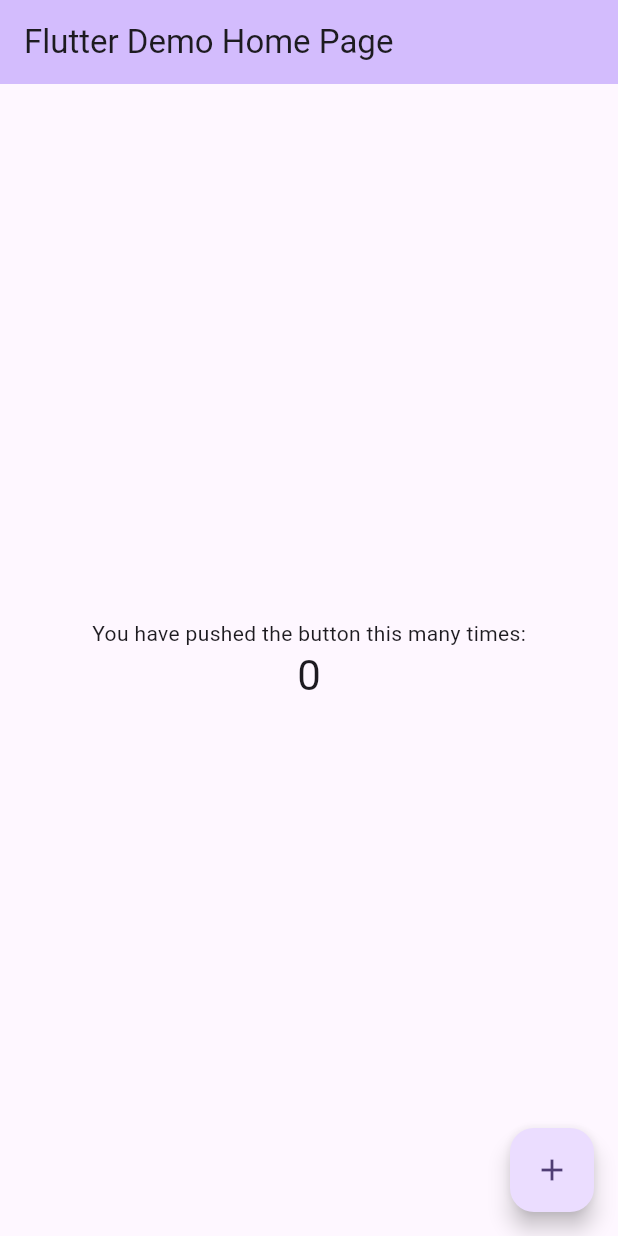
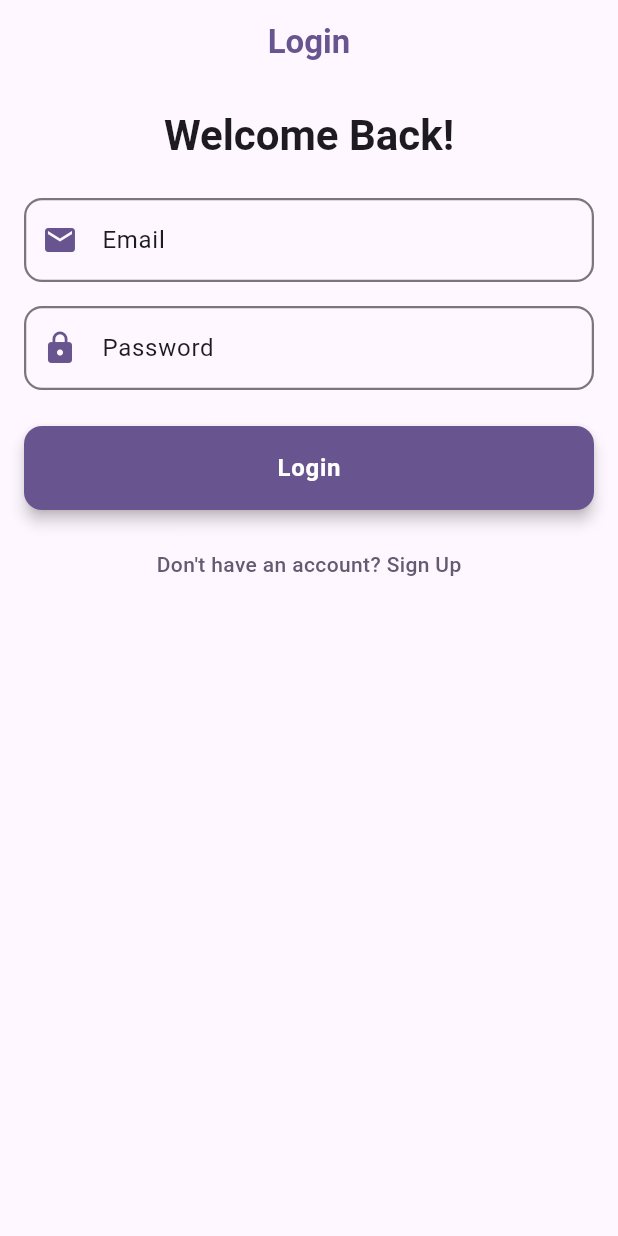
Before and after one commit to AbdullahHamadax/ratatouille_ai, a Flutter app: the screen it shows after launch, on a phone screen of 412 x 824 dp. Run offline on Flutter 3.47's test engine with Material 3 defaults, Android fonts, the phone set to English and light mode, and no system bars; our stand-ins replace appwrite; network calls fail.

Commit message:
login and sign up screens complete

```diff
--- a/lib/main.dart
+++ b/lib/main.dart
@@ -1,7 +1,9 @@
 import 'package:flutter/material.dart';
-import 'package:appwrite/appwrite.dart';
+import 'package:recipe_ly/screen/splash_screen.dart';
+import 'services/appwrite_service.dart';
 
 void main() {
+  AppwriteService.init();
   runApp(const MyApp());
 }
 
@@ -32,95 +34,7 @@
         colorScheme: ColorScheme.fromSeed(seedColor: Colors.deepPurple),
         useMaterial3: true,
       ),
-      home: const MyHomePage(title: 'Flutter Demo Home Page'),
+      home: SplashScreen(),
     );
   }
 }
-
-class MyHomePage extends StatefulWidget {
-  const MyHomePage({super.key, required this.title});
-
-  // This widget is the home page of your application. It is stateful, meaning
-  // that it has a State object (defined below) that contains fields that affect
-  // how it looks.
-
-  // This class is the configuration for the state. It holds the values (in this
-  // case the title) provided by the parent (in this case the App widget) and
-  // used by the build method of the State. Fields in a Widget subclass are
-  // always marked "final".
-
-  final String title;
-
-  @override
-  State<MyHomePage> createState() => _MyHomePageState();
-}
-
-class _MyHomePageState extends State<MyHomePage> {
-  int _counter = 0;
-
-  void _incrementCounter() {
-    setState(() {
-      // This call to setState tells the Flutter framework that something has
-      // changed in this State, which causes it to rerun the build method below
-      // so that the display can reflect the updated values. If we changed
-      // _counter without calling setState(), then the build method would not be
-      // called again, and so nothing would appear to happen.
-      _counter++;
-    });
-  }
-
-  @override
-  Widget build(BuildContext context) {
-    // This method is rerun every time setState is called, for instance as done
-    // by the _incrementCounter method above.
-    //
-    // The Flutter framework has been optimized to make rerunning build methods
-    // fast, so that you can just rebuild anything that needs updating rather
-    // than having to individually change instances of widgets.
-    return Scaffold(
-      appBar: AppBar(
-        // TRY THIS: Try changing the color here to a specific color (to
-        // Colors.amber, perhaps?) and trigger a hot reload to see the AppBar
-        // change color while the other colors stay the same.
-        backgroundColor: Theme.of(context).colorScheme.inversePrimary,
-        // Here we take the value from the MyHomePage object that was created by
-        // the App.build method, and use it to set our appbar title.
-        title: Text(widget.title),
-      ),
-      body: Center(
-        // Center is a layout widget. It takes a single child and positions it
-        // in the middle of the parent.
-        child: Column(
-          // Column is also a layout widget. It takes a list of children and
-          // arranges them vertically. By default, it sizes itself to fit its
-          // children horizontally, and tries to be as tall as its parent.
-          //
-          // Column has various properties to control how it sizes itself and
-          // how it positions its children. Here we use mainAxisAlignment to
-          // center the children vertically; the main axis here is the vertical
-          // axis because Columns are vertical (the cross axis would be
-          // horizontal).
-          //
-          // TRY THIS: Invoke "debug painting" (choose the "Toggle Debug Paint"
-          // action in the IDE, or press "p" in the console), to see the
-          // wireframe for each widget.
-          mainAxisAlignment: MainAxisAlignment.center,
-          children: <Widget>[
-            const Text(
-              'You have pushed the button this many times:',
-            ),
-            Text(
-              '$_counter',
-              style: Theme.of(context).textTheme.headlineMedium,
-            ),
-          ],
-        ),
-      ),
-      floatingActionButton: FloatingActionButton(
-        onPressed: _incrementCounter,
-        tooltip: 'Increment',
-        child: const Icon(Icons.add),
-      ), // This trailing comma makes auto-formatting nicer for build methods.
-    );
-  }
-}
--- /dev/null
+++ b/lib/screen/login_screen.dart
@@ -0,0 +1,175 @@
+import 'package:flutter/material.dart';
+import 'package:recipe_ly/screen/home_screen.dart';
+import 'package:recipe_ly/screen/signup_screen.dart';
+import '../services/appwrite_service.dart';
+
+class LoginScreen extends StatefulWidget {
+  const LoginScreen({super.key});
+
+  @override
+  LoginScreenState createState() => LoginScreenState();
+}
+
+class LoginScreenState extends State<LoginScreen> {
+  final TextEditingController _emailController = TextEditingController();
+  final TextEditingController _passwordController = TextEditingController();
+  String _message = '';
+
+  void _authenticate() async {
+    try {
+      await AppwriteService.account.createEmailPasswordSession(
+        email: _emailController.text,
+        password: _passwordController.text,
+      );
+      _emailController.clear();
+      _passwordController.clear();
+      if (!mounted) return;
+      Navigator.pushReplacement(
+          context, MaterialPageRoute(builder: (context) => HomeScreen()));
+
+      setState(() => _message = "Login Successful!");
+    } catch (e) {
+      setState(() => _message = "Error: ${e.toString()}");
+    }
+  }
+
+  @override
+  Widget build(BuildContext context) {
+    final theme = Theme.of(context);
+
+    return Scaffold(
+      appBar: AppBar(
+        title: Text(
+          'Login',
+          style: theme.textTheme.titleLarge?.copyWith(
+              fontWeight: FontWeight.w600, color: theme.primaryColor),
+        ),
+        centerTitle: true,
+      ),
+      body: Padding(
+        padding: const EdgeInsets.all(16.0),
+        child: SingleChildScrollView(
+          child: Column(
+            mainAxisAlignment: MainAxisAlignment.center,
+            crossAxisAlignment: CrossAxisAlignment.stretch,
+            children: [
+              Text(
+                'Welcome Back!',
+                style: theme.textTheme.headlineMedium?.copyWith(
+                  fontWeight: FontWeight.bold,
+                ),
+                textAlign: TextAlign.center,
+              ),
+              const SizedBox(height: 24),
+              TextField(
+                controller: _emailController,
+                decoration: InputDecoration(
+                  labelText: 'Email',
+                  labelStyle: theme.textTheme.bodyLarge,
+                  prefixIcon:
+                      Icon(Icons.email, color: theme.colorScheme.primary),
+                  enabledBorder: OutlineInputBorder(
+                    borderRadius: BorderRadius.circular(12),
+                    borderSide: BorderSide(
+                      color: theme.colorScheme.outline,
+                      width: 1.5,
+                    ),
+                  ),
+                  focusedBorder: OutlineInputBorder(
+                    borderRadius: BorderRadius.circular(12),
+                    borderSide: BorderSide(
+                      color: theme.colorScheme.primary,
+                      width: 2,
+                    ),
+                  ),
+                  contentPadding: const EdgeInsets.symmetric(
+                    vertical: 16,
+                    horizontal: 20,
+                  ),
+                ),
+                keyboardType: TextInputType.emailAddress,
+              ),
+              const SizedBox(height: 16),
+              TextField(
+                controller: _passwordController,
+                decoration: InputDecoration(
+                  labelText: 'Password',
+                  labelStyle: theme.textTheme.bodyLarge,
+                  prefixIcon:
+                      Icon(Icons.lock, color: theme.colorScheme.primary),
+                  enabledBorder: OutlineInputBorder(
+                    borderRadius: BorderRadius.circular(12),
+                    borderSide: BorderSide(
+                      color: theme.colorScheme.outline,
+                      width: 1.5,
+                    ),
+                  ),
+                  focusedBorder: OutlineInputBorder(
+                    borderRadius: BorderRadius.circular(12),
+                    borderSide: BorderSide(
+                      color: theme.colorScheme.primary,
+                      width: 2,
+                    ),
+                  ),
+                  contentPadding: const EdgeInsets.symmetric(
+                    vertical: 16,
+                    horizontal: 20,
+                  ),
+                ),
+                obscureText: true,
+              ),
+              const SizedBox(height: 24),
+              ElevatedButton(
+                onPressed: _authenticate,
+                style: ElevatedButton.styleFrom(
+                  backgroundColor: theme.colorScheme.primary,
+                  foregroundColor: theme.colorScheme.onPrimary,
+                  shape: RoundedRectangleBorder(
+                    borderRadius: BorderRadius.circular(12),
+                  ),
+                  padding: const EdgeInsets.symmetric(vertical: 16),
+                  elevation: 4,
+                  shadowColor: theme.colorScheme.shadow,
+                ),
+                child: Text(
+                  'Login',
+                  style: theme.textTheme.bodyLarge?.copyWith(
+                    fontWeight: FontWeight.bold,
+                    color: Colors.white,
+                  ),
+                ),
+              ),
+              const SizedBox(height: 12),
+              TextButton(
+                onPressed: () {
+                  setState(() => Navigator.pushReplacement(
+                        context,
+                        MaterialPageRoute(builder: (context) => SignupScreen()),
+                      ));
+                },
+                child: Text(
+                  "Don't have an account? Sign Up",
+                  style: theme.textTheme.bodyMedium?.copyWith(
+                    color: theme.colorScheme.secondary,
+                    fontWeight: FontWeight.w500,
+                  ),
+                ),
+              ),
+              if (_message.isNotEmpty) ...[
+                const SizedBox(height: 20),
+                Text(
+                  _message,
+                  style: theme.textTheme.bodyMedium?.copyWith(
+                    color: theme.colorScheme.error,
+                    fontWeight: FontWeight.w600,
+                  ),
+                  textAlign: TextAlign.center,
+                ),
+              ],
+            ],
+          ),
+        ),
+      ),
+    );
+  }
+}
--- /dev/null
+++ b/lib/screen/splash_screen.dart
@@ -0,0 +1,24 @@
+import 'package:flutter/material.dart';
+import '../services/appwrite_service.dart';
+import 'home_screen.dart';
+import 'login_screen.dart';
+
+class SplashScreen extends StatelessWidget {
+  const SplashScreen({super.key});
+
+  @override
+  Widget build(BuildContext context) {
+    return FutureBuilder(
+      future: AppwriteService.account.get(),
+      builder: (context, snapshot) {
+        if (snapshot.connectionState == ConnectionState.waiting) {
+          return Center(child: CircularProgressIndicator());
+        } else if (snapshot.hasData) {
+          return HomeScreen();
+        } else {
+          return LoginScreen();
+        }
+      },
+    );
+  }
+}
--- /dev/null
+++ b/lib/services/appwrite_service.dart
@@ -0,0 +1,13 @@
+import 'package:appwrite/appwrite.dart';
+
+class AppwriteService {
+  static final Client client = Client();
+
+  static final Account account = Account(client);
+
+  static void init() {
+    client
+        .setEndpoint('https://cloud.appwrite.io/v1')
+        .setProject('6744a0f700127fd3f71b');
+  }
+}
```
Also changed, not shown: lib/screen/home_screen.dart (added, +33 -0 lines), lib/screen/signup_screen.dart (added, +246 -0 lines).
